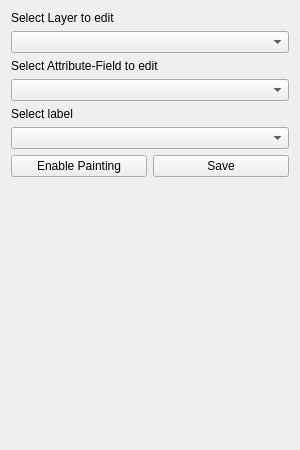
Old version of the form ui_LayerFeatureLabeler.ui in the repository raphaelsulzer/LayerFeatureLabeler.
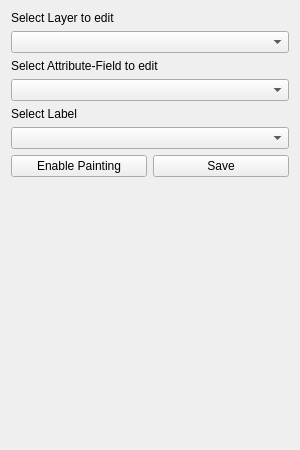
New version of the form.

Commit message: send version 0.3. coloring fully working. fixed bug with same label being present twice in the label list. added onClosePlugin

What changed in the file:
```diff
--- a/ui_LayerFeatureLabeler.ui
+++ b/ui_LayerFeatureLabeler.ui
@@ -51,7 +51,7 @@
      <item>
       <widget class="QLabel" name="label_3">
        <property name="text">
-        <string>Select label</string>
+        <string>Select Label</string>
        </property>
       </widget>
      </item>
```
The commit also changes 6 other files.
